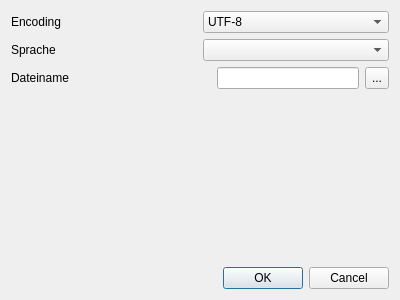
First picture: the form in viur_admin/ui/csvexport.ui, repository viur-framework/viur-admin, before the edit.
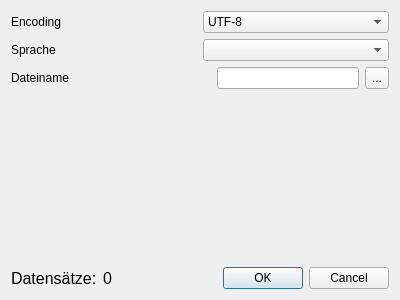
Second picture: the form after the edit.

Commit message: improved csvexport visual feedback and better error handling

The edit to the form file:
```diff
--- a/viur_admin/ui/csvexport.ui
+++ b/viur_admin/ui/csvexport.ui
@@ -142,6 +142,30 @@
    </item>
    <item>
     <layout class="QHBoxLayout" name="horizontalLayout_3">
+     <item>
+      <widget class="QLabel" name="label">
+       <property name="font">
+        <font>
+         <pointsize>12</pointsize>
+        </font>
+       </property>
+       <property name="text">
+        <string>Datensätze:</string>
+       </property>
+      </widget>
+     </item>
+     <item>
+      <widget class="QLabel" name="countLabel">
+       <property name="font">
+        <font>
+         <pointsize>12</pointsize>
+        </font>
+       </property>
+       <property name="text">
+        <string>0</string>
+       </property>
+      </widget>
+     </item>
      <item>
       <spacer name="horizontalSpacer">
        <property name="orientation">
```
The commit also changes 3 other files.
